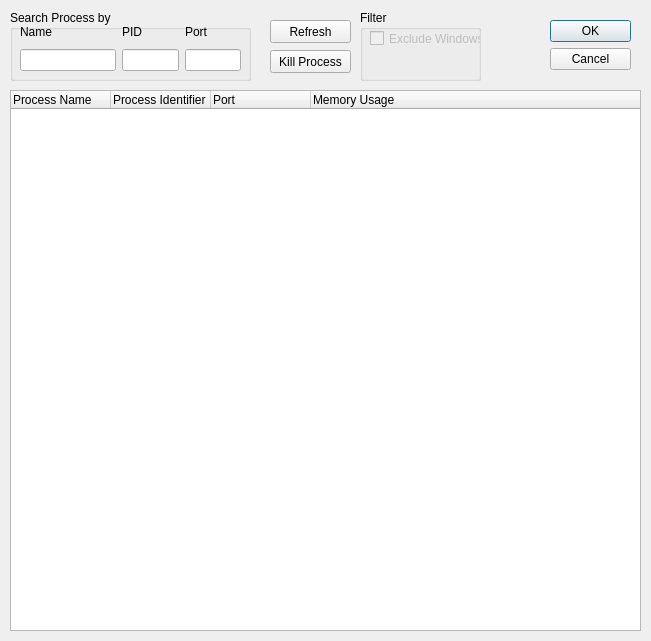
First picture: the form in src/processviewer/processviewerdialog.ui, repository WPN-XM/server-control-panel, before the edit.
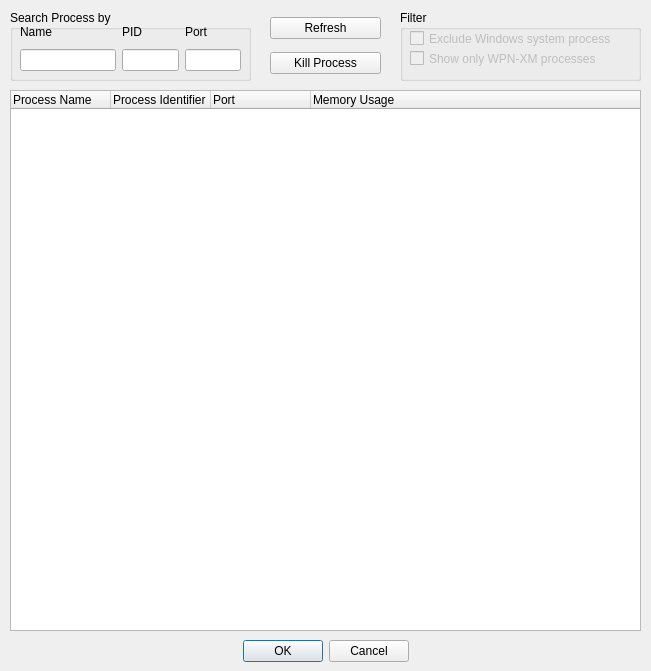
Second picture: the form after the edit.

Commit message: improve process monitoring, https://github.com/WPN-XM/WPN-XM/issues/633 get processes during startup store process list into a singleton / static moved process gathering functions into processes.cpp moved behavior out of mainwindow constructor and into setup(), to initialize the mainwindow without doing work allow to inject processes instance into mainwindow added killProcess(string) to killProcess(pid) added Process:find(string)

Diff of the .ui file:
```diff
--- a/src/processviewer/processviewerdialog.ui
+++ b/src/processviewer/processviewerdialog.ui
@@ -7,28 +7,12 @@
     <x>0</x>
     <y>0</y>
     <width>651</width>
-    <height>641</height>
+    <height>671</height>
    </rect>
   </property>
   <property name="windowTitle">
    <string>Dialog</string>
   </property>
-  <widget class="QDialogButtonBox" name="buttonBox">
-   <property name="geometry">
-    <rect>
-     <x>550</x>
-     <y>20</y>
-     <width>81</width>
-     <height>61</height>
-    </rect>
-   </property>
-   <property name="orientation">
-    <enum>Qt::Vertical</enum>
-   </property>
-   <property name="standardButtons">
-    <set>QDialogButtonBox::Cancel|QDialogButtonBox::Ok</set>
-   </property>
-  </widget>
   <widget class="QTreeWidget" name="treeWidget">
    <property name="geometry">
     <rect>
@@ -59,38 +43,12 @@
     </property>
    </column>
   </widget>
-  <widget class="QPushButton" name="pushButton_KillProcess">
-   <property name="geometry">
-    <rect>
-     <x>270</x>
-     <y>50</y>
-     <width>81</width>
-     <height>23</height>
-    </rect>
-   </property>
-   <property name="text">
-    <string>Kill Process</string>
-   </property>
-  </widget>
-  <widget class="QPushButton" name="pushButton_Refresh">
-   <property name="geometry">
-    <rect>
-     <x>270</x>
-     <y>20</y>
-     <width>81</width>
-     <height>23</height>
-    </rect>
-   </property>
-   <property name="text">
-    <string>Refresh</string>
-   </property>
-  </widget>
   <widget class="QGroupBox" name="groupBox">
    <property name="geometry">
     <rect>
-     <x>360</x>
+     <x>400</x>
      <y>10</y>
-     <width>121</width>
+     <width>241</width>
      <height>71</height>
     </rect>
    </property>
@@ -105,12 +63,28 @@
      <rect>
       <x>10</x>
       <y>20</y>
-      <width>111</width>
+      <width>201</width>
       <height>17</height>
      </rect>
     </property>
     <property name="text">
-     <string>Exclude Windows</string>
+     <string>Exclude Windows system processes</string>
+    </property>
+   </widget>
+   <widget class="QCheckBox" name="checkBox_filterShowOnlyWpnxmProcesses">
+    <property name="enabled">
+     <bool>false</bool>
+    </property>
+    <property name="geometry">
+     <rect>
+      <x>10</x>
+      <y>40</y>
+      <width>211</width>
+      <height>17</height>
+     </rect>
+    </property>
+    <property name="text">
+     <string>Show only WPN-XM processes</string>
     </property>
    </widget>
   </widget>
@@ -190,6 +164,48 @@
     </layout>
    </widget>
   </widget>
+  <widget class="QDialogButtonBox" name="buttonBox">
+   <property name="geometry">
+    <rect>
+     <x>15</x>
+     <y>640</y>
+     <width>621</width>
+     <height>23</height>
+    </rect>
+   </property>
+   <property name="standardButtons">
+    <set>QDialogButtonBox::Cancel|QDialogButtonBox::Ok</set>
+   </property>
+   <property name="centerButtons">
+    <bool>true</bool>
+   </property>
+  </widget>
+  <widget class="QWidget" name="verticalLayoutWidget">
+   <property name="geometry">
+    <rect>
+     <x>270</x>
+     <y>10</y>
+     <width>111</width>
+     <height>71</height>
+    </rect>
+   </property>
+   <layout class="QVBoxLayout" name="verticalLayout">
+    <item>
+     <widget class="QPushButton" name="pushButton_Refresh">
+      <property name="text">
+       <string>Refresh</string>
+      </property>
+     </widget>
+    </item>
+    <item>
+     <widget class="QPushButton" name="pushButton_KillProcess">
+      <property name="text">
+       <string>Kill Process</string>
+      </property>
+     </widget>
+    </item>
+   </layout>
+  </widget>
  </widget>
  <resources/>
  <connections>
```
Left out of the diff: 35 changed lines with no effect on the pictures. The commit also changes 9 other files.
